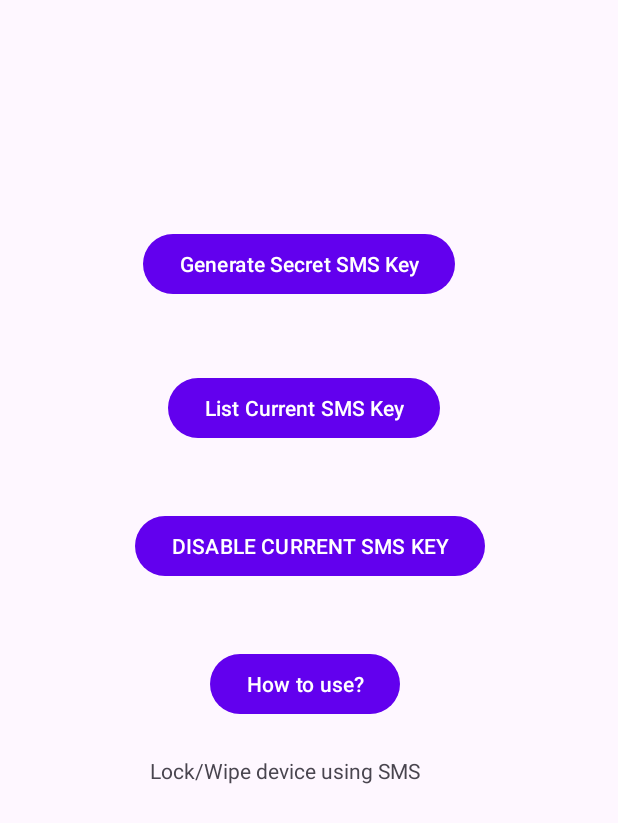
After one commit to Abrahamsebayiga/Smartphone_Security_System, an Android app: the PhoneLock screen opened directly, with no data from a screen before it, on a phone screen of 412 x 824 dp. The commit adds this screen. Shown: the top 823 px of the screen. Run offline under Robolectric (Android 15) with nearby library versions, the phone set to English and light mode, and no system bars; our stand-ins replace Firebase (no records; nobody signed in at launch, a user with empty details on screens opened directly); 1 statement that could not run was skipped.

Commit message:
Phone lock,device wipe and google maps activity added

```diff
--- a/app/src/main/res/layout/activity_login.xml
+++ b/app/src/main/res/layout/activity_login.xml
@@ -50,7 +50,7 @@
                 app:startIconDrawable="@drawable/ic_baseline_email_24">
 
                 <com.google.android.material.textfield.TextInputEditText
-                    android:id="@+id/email"
+                    android:id="@+id/mail"
                     android:layout_width="match_parent"
                     android:layout_height="wrap_content"
                     android:inputType="textEmailAddress"
--- /dev/null
+++ b/app/src/main/res/layout/activity_phone_lock.xml
@@ -0,0 +1,60 @@
+<?xml version="1.0" encoding="utf-8"?>
+<androidx.constraintlayout.widget.ConstraintLayout
+    xmlns:android="http://schemas.android.com/apk/res/android"
+    xmlns:app="http://schemas.android.com/apk/res-auto"
+    xmlns:tools="http://schemas.android.com/tools"
+    android:layout_width="match_parent"
+    android:layout_height="match_parent"
+    tools:context=".PhoneLock">
+
+    <Button
+        android:id="@+id/button13"
+        android:layout_width="wrap_content"
+        android:layout_height="wrap_content"
+        android:layout_marginStart="95dp"
+        android:layout_marginTop="152dp"
+        android:text="Generate Secret SMS Key"
+        app:layout_constraintStart_toStartOf="parent"
+        app:layout_constraintTop_toTopOf="parent" />
+
+    <Button
+        android:id="@+id/button14"
+        android:layout_width="wrap_content"
+        android:layout_height="wrap_content"
+        android:layout_marginStart="90dp"
+        android:layout_marginTop="340dp"
+        android:text="DISABLE CURRENT SMS KEY"
+        app:layout_constraintStart_toStartOf="parent"
+        app:layout_constraintTop_toTopOf="parent" />
+
+    <Button
+        android:id="@+id/button15"
+        android:layout_width="wrap_content"
+        android:layout_height="wrap_content"
+        android:layout_marginStart="112dp"
+        android:layout_marginTop="248dp"
+        android:text="List Current SMS Key"
+        app:layout_constraintStart_toStartOf="parent"
+        app:layout_constraintTop_toTopOf="parent" />
+
+    <TextView
+        android:id="@+id/textView3"
+        android:layout_width="wrap_content"
+        android:layout_height="wrap_content"
+        android:layout_marginStart="100dp"
+        android:layout_marginTop="504dp"
+        android:text="Lock/Wipe device using SMS"
+        app:layout_constraintStart_toStartOf="parent"
+        app:layout_constraintTop_toTopOf="parent" />
+
+    <Button
+        android:id="@+id/button16"
+        android:layout_width="wrap_content"
+        android:layout_height="wrap_content"
+        android:layout_marginStart="140dp"
+        android:layout_marginTop="432dp"
+        android:text="How to use?"
+        app:layout_constraintStart_toStartOf="parent"
+        app:layout_constraintTop_toTopOf="parent" />
+
+</androidx.constraintlayout.widget.ConstraintLayout>
--- a/app/src/main/res/menu/activity_main_drawer.xml
+++ b/app/src/main/res/menu/activity_main_drawer.xml
@@ -12,7 +12,7 @@
             android:icon="@drawable/ic_baseline_home_24"/>
         <item
             android:id="@+id/nav_alarm"
-            android:title="Alarm"
+            android:title="Ring My Phone"
             android:icon="@drawable/ic_baseline_access_alarms_24"/>
         <item
             android:id="@+id/nav_lock"
@@ -20,7 +20,7 @@
             android:icon="@drawable/ic_baseline_lock_person_24"/>
         <item
             android:id="@+id/nav_RouteFinder"
-            android:title="Dont Touch My Phone"
+            android:title="Don't Touch My Phone"
             android:icon="@drawable/ic_baseline_do_not_touch_24"/>
 
     </group>
@@ -33,7 +33,7 @@
 
                 <item
                     android:id="@+id/nav_share"
-                    android:title="Share"
+                    android:title="Share App"
                     android:icon="@drawable/ic_baseline_share_24"/>
 
                 <item
```
Also changed, not shown: app/build.gradle (+8 -6 lines), app/src/main/AndroidManifest.xml (+16 -2 lines), app/src/main/java/com/example/pdsafe256/GoogleMaps.java (added, +44 -0 lines), app/src/main/java/com/example/pdsafe256/Home.java (+10 -8 lines), app/src/main/java/com/example/pdsafe256/Login.java (+84 -2 lines), app/src/main/java/com/example/pdsafe256/MainActivity.java (+10 -9 lines), app/src/main/java/com/example/pdsafe256/MyDeviceAdminReceiver.java (added, +24 -0 lines), app/src/main/java/com/example/pdsafe256/PhoneLock.java (added, +132 -0 lines), app/src/main/java/com/example/pdsafe256/Register.java (+90 -0 lines), app/src/main/java/com/example/pdsafe256/SharedPreferencesGetSet.java (added, +34 -0 lines), app/src/main/java/com/example/pdsafe256/activity_device_wipe.java (added, +81 -0 lines), app/src/main/res/layout/activity_device_wipe.xml (added, +41 -0 lines), app/src/main/res/layout/activity_google_maps.xml (added, +17 -0 lines), app/src/main/res/layout/activity_home.xml (+20 -1 lines).
